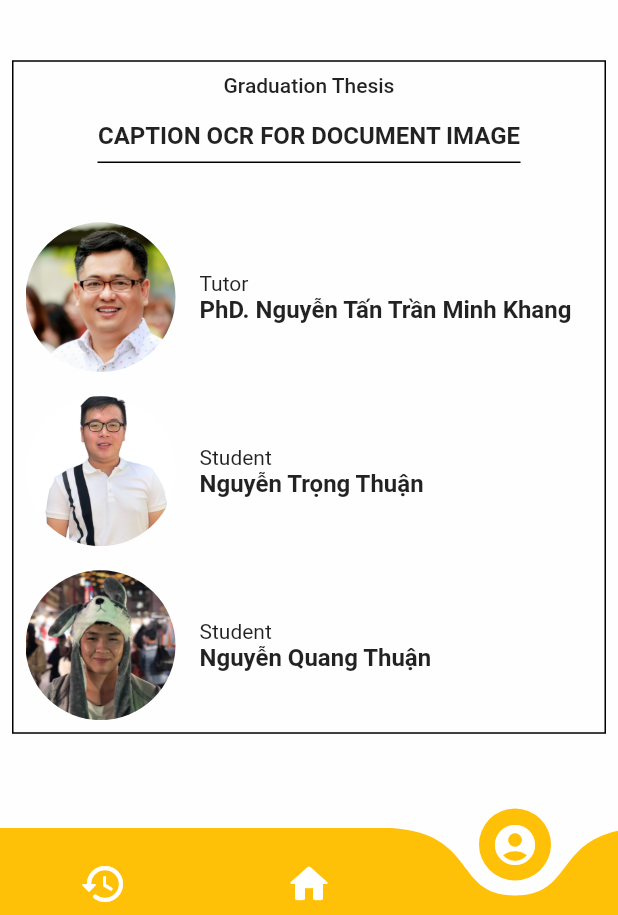
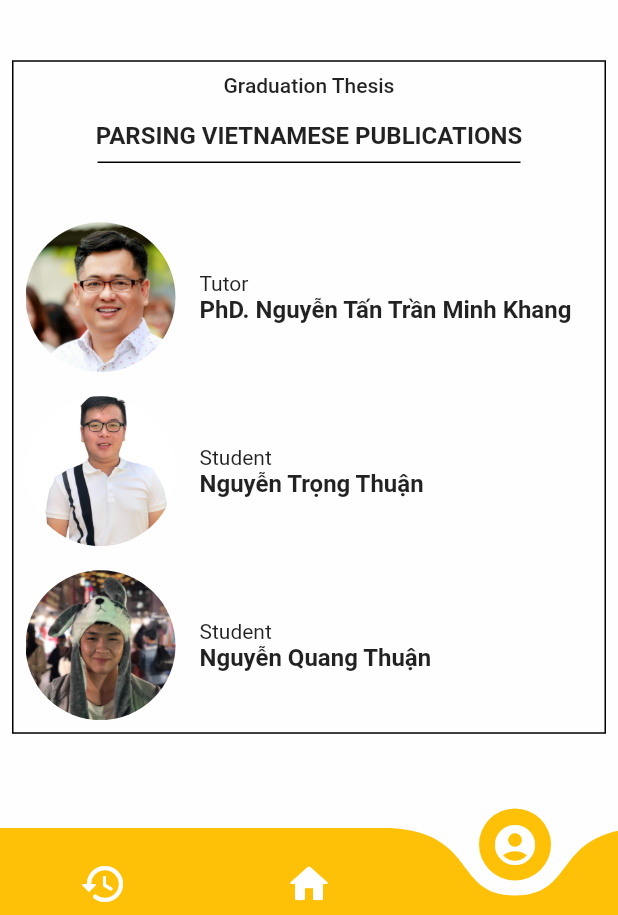
Before and after one commit to MinhTran0311/GraduationDemo, a Flutter app: the screen it shows after launch, item 3 of the bottom bar chosen, on a phone screen of 412 x 824 dp, the part 321-1236 px from its top. Run offline on Flutter 3.47's test engine with Material 2 defaults, Android fonts, the phone set to English and light mode, and no system bars; drawn by our look-alikes of curved_navigation_bar; our stand-ins replace another_flushbar, dio, flutter_mobx, get_it, google_fonts, image_gallery_saver and 7 more; missing offline and left inert: material_dialog, xxtea; generated files the repository leaves out were written again; network calls fail.

Commit message:
update name in profile

```diff
--- a/lib/ui/profile/profile.dart
+++ b/lib/ui/profile/profile.dart
@@ -87,7 +87,7 @@ class _ProfileScreenState extends State<ProfileScreen> {
         Text("Graduation Thesis",
             style: TextStyle(fontSize: 14, fontWeight: FontWeight.w500)),
         SizedBox(height: 16),
-        Text("CAPTION OCR FOR DOCUMENT IMAGE",
+        Text("PARSING VIETNAMESE PUBLICATIONS",
             textAlign: TextAlign.center,
             style: TextStyle(fontSize: 16, fontWeight: FontWeight.w700)),
         Divider(indent: 48, endIndent: 48, thickness: 1, color: Colors.black),
```
